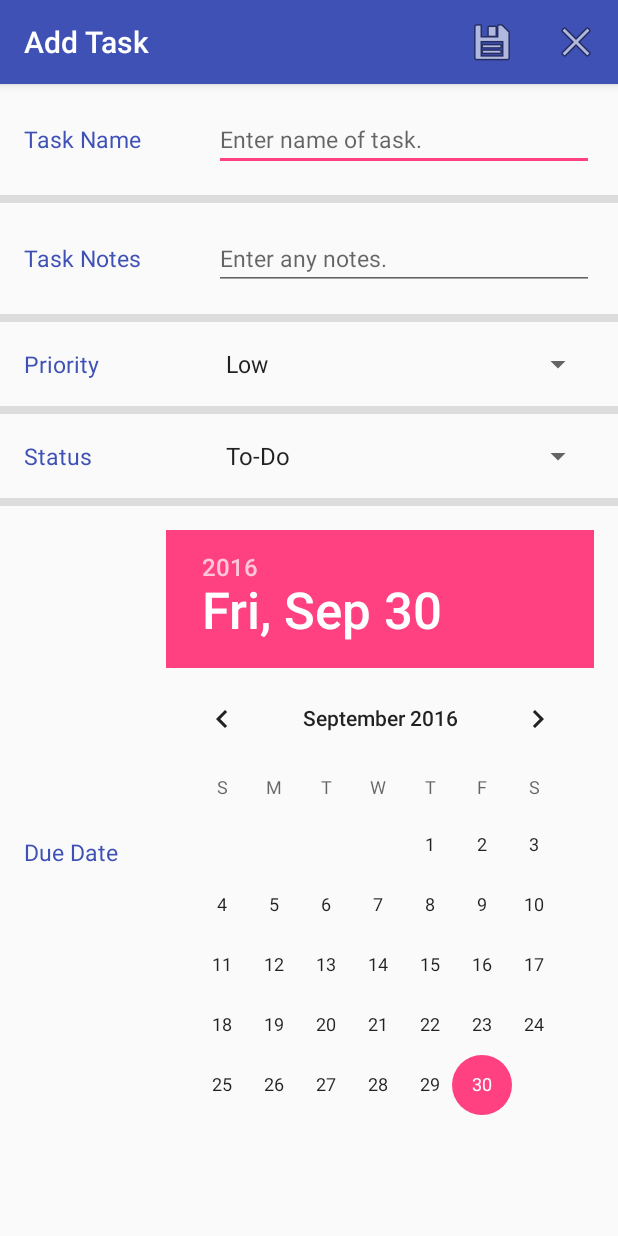
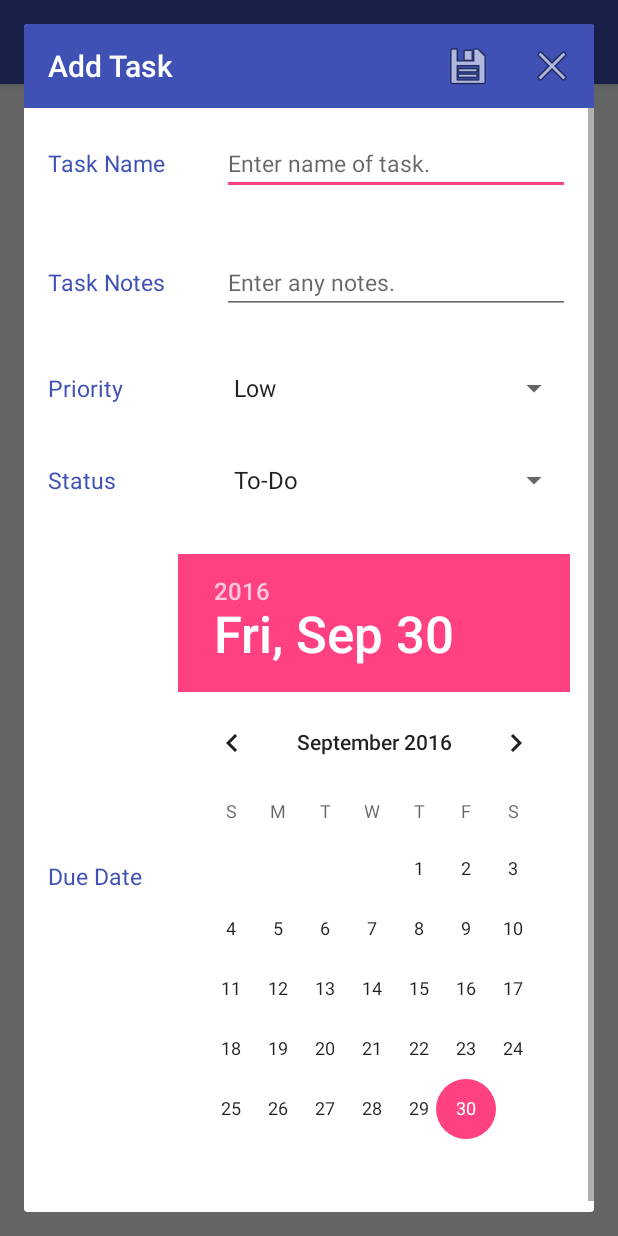
Before and after one commit to santhoshsachindran/Simple-ToDo, an Android app: the screen it shows after launch (EditActivity before the commit, MainActivity after it), after a tap on "Add Task", on a phone screen of 412 x 824 dp. Run offline under Robolectric (Android 15) with nearby library versions, the phone set to English and light mode, and no system bars.

Commit message:
Changed add new task to a DialogFragment.
Updated README and GIF to showcase new changes

```diff
--- a/app/build.gradle
+++ b/app/build.gradle
@@ -25,5 +25,6 @@ dependencies {
         exclude group: 'com.android.support', module: 'support-annotations'
     })
     compile 'com.android.support:appcompat-v7:24.2.1'
+    compile 'com.android.support:support-v4:24.2.1'
     testCompile 'junit:junit:4.12'
 }
--- a/app/src/main/AndroidManifest.xml
+++ b/app/src/main/AndroidManifest.xml
@@ -23,7 +23,7 @@
             android:exported="false" />
 
         <activity android:name=".DetailsActivity" />
-        <activity android:name=".EditActivity"></activity>
+        <activity android:name=".EditActivity" />
     </application>
 
 </manifest>
--- /dev/null
+++ b/app/src/main/java/com/santhosh/codepath/todo/AddItemFragment.java
@@ -0,0 +1,110 @@
+package com.santhosh.codepath.todo;
+
+import android.content.ContentValues;
+import android.os.Bundle;
+import android.support.annotation.Nullable;
+import android.support.v4.app.DialogFragment;
+import android.support.v7.widget.Toolbar;
+import android.view.LayoutInflater;
+import android.view.MenuItem;
+import android.view.View;
+import android.view.ViewGroup;
+import android.widget.DatePicker;
+import android.widget.EditText;
+import android.widget.Spinner;
+import android.widget.Toast;
+
+import com.santhosh.codepath.todo.data.ToDoContract;
+
+import static com.santhosh.codepath.todo.R.id.toolbar;
+
+public class AddItemFragment extends DialogFragment {
+    private EditText mTitle;
+    private DatePicker mDate;
+    private EditText mNotes;
+    private Spinner mPriority;
+    private Spinner mStatus;
+    private Toolbar mToolbar;
+
+    public static AddItemFragment newInstance(String title) {
+        AddItemFragment frag = new AddItemFragment();
+        Bundle args = new Bundle();
+        args.putString("title", title);
+        frag.setArguments(args);
+        return frag;
+    }
+
+    @Override
+    public View onCreateView(LayoutInflater inflater, ViewGroup container,
+                             Bundle savedInstanceState) {
+        // Inflate the layout for this fragment
+        return inflater.inflate(R.layout.activity_edit, container, false);
+    }
+
+    @Override
+    public void onViewCreated(View view, @Nullable Bundle savedInstanceState) {
+        super.onViewCreated(view, savedInstanceState);
+
+        mTitle = (EditText) view.findViewById(R.id.title_input);
+        mDate = (DatePicker) view.findViewById(R.id.date_input);
+        mNotes = (EditText) view.findViewById(R.id.notes_input);
+        mPriority = (Spinner) view.findViewById(R.id.pri_input);
+        mStatus = (Spinner) view.findViewById(R.id.status_input);
+        mToolbar = (Toolbar) view.findViewById(toolbar);
+
+        mToolbar.setVisibility(View.VISIBLE);
+        String title = getArguments().getString("title", "");
+        mToolbar.setTitle(title);
+
+        mToolbar.inflateMenu(R.menu.save_discard);
+        mToolbar.setOnMenuItemClickListener(new Toolbar.OnMenuItemClickListener() {
+            @Override
+            public boolean onMenuItemClick(MenuItem item) {
+                int id = item.getItemId();
+                switch (id) {
+                    case R.id.save_task:
+                        addItem();
+                        return true;
+                    case R.id.discard_task:
+                        dismiss();
+                        return true;
+                }
+
+                return false;
+            }
+        });
+    }
+
+    private void addItem() {
+        if (isTitleEmpty()) {
+            return;
+        }
+
+        String title = mTitle.getText().toString();
+        String date = String.valueOf(mDate.getDayOfMonth()) + "/" + String.valueOf(mDate.getMonth() + 1)
+                + "/" + String.valueOf(mDate.getYear());
+        String notes = mNotes.getText().toString();
+        String pri = (String) mPriority.getSelectedItem();
+        String status = (String) mStatus.getSelectedItem();
+
+        ContentValues contentValues = new ContentValues();
+
+        contentValues.put(ToDoContract.ListEntry.COLUMN_LIST_TITLE, title);
+        contentValues.put(ToDoContract.ListEntry.COLUMN_LIST_DATE, date);
+        contentValues.put(ToDoContract.ListEntry.COLUMN_LIST_NOTE, notes);
+        contentValues.put(ToDoContract.ListEntry.COLUMN_LIST_PRIORITY, pri);
+        contentValues.put(ToDoContract.ListEntry.COLUMN_LIST_STATUS, status);
+
+        getContext().getContentResolver().insert(ToDoContract.ListEntry.CONTENT_URI, contentValues);
+        dismiss();
+    }
+
+    private boolean isTitleEmpty() {
+        if (mTitle.getText().toString() == null || mTitle.getText().toString().isEmpty()) {
+            Toast.makeText(getContext(), getString(R.string.cannot_insert_with_null_title), Toast.LENGTH_SHORT).show();
+            return true;
+        }
+
+        return false;
+    }
+}
--- a/app/src/main/java/com/santhosh/codepath/todo/DetailsActivity.java
+++ b/app/src/main/java/com/santhosh/codepath/todo/DetailsActivity.java
@@ -82,7 +82,7 @@ public class DetailsActivity extends AppCompatActivity implements LoaderManager.
 
     private void deleteItem() {
         String selection = ToDoContract.ListEntry._ID + " =?";
-        String[] selectionArgs = new String[] {String.valueOf(ContentUris.parseId(mUri))};
+        String[] selectionArgs = new String[]{String.valueOf(ContentUris.parseId(mUri))};
         getContentResolver().delete(ToDoContract.ListEntry.CONTENT_URI, selection, selectionArgs);
     }
 
--- a/app/src/main/java/com/santhosh/codepath/todo/MainActivity.java
+++ b/app/src/main/java/com/santhosh/codepath/todo/MainActivity.java
@@ -7,7 +7,9 @@ import android.content.Loader;
 import android.database.Cursor;
 import android.net.Uri;
 import android.os.Bundle;
+import android.support.v4.app.FragmentManager;
 import android.support.v7.app.AppCompatActivity;
+import android.util.Log;
 import android.view.Menu;
 import android.view.MenuItem;
 import android.view.View;
@@ -55,12 +57,12 @@ public class MainActivity extends AppCompatActivity implements LoaderManager.Loa
         });
 
         getLoaderManager().initLoader(0, null, this);
-
     }
 
 
     @Override
     public Loader<Cursor> onCreateLoader(int id, Bundle args) {
+        Log.d("Test", "onCreateLoader");
         return new CursorLoader(this,
                 ToDoContract.ListEntry.CONTENT_URI, TODO_ITEM_COLUMNS, null, null, null);
     }
@@ -71,6 +73,7 @@ public class MainActivity extends AppCompatActivity implements LoaderManager.Loa
             mTodoAdapter.changeCursor(data);
             mEmptyView.setVisibility(View.GONE);
         } else {
+            mTodoAdapter.changeCursor(null);
             mEmptyView.setVisibility(View.VISIBLE);
             mEmptyView.setText(getString(R.string.no_items_add_new));
         }
@@ -88,17 +91,12 @@ public class MainActivity extends AppCompatActivity implements LoaderManager.Loa
     }
 
     @Override
-    protected void onResume() {
-        getLoaderManager().restartLoader(0, null, this);
-        super.onResume();
-    }
-
-    @Override
     public boolean onOptionsItemSelected(MenuItem item) {
         switch (item.getItemId()) {
             case R.id.add_task:
-                Intent intent = new Intent(this, EditActivity.class);
-                startActivity(intent);
+                FragmentManager fm = getSupportFragmentManager();
+                AddItemFragment addItemFragment = AddItemFragment.newInstance(getString(R.string.add_new_task));
+                addItemFragment.show(fm, "fragment_add_new");
                 return true;
         }
 
--- a/app/src/main/java/com/santhosh/codepath/todo/ToDoCursorAdapter.java
+++ b/app/src/main/java/com/santhosh/codepath/todo/ToDoCursorAdapter.java
@@ -31,7 +31,8 @@ public class ToDoCursorAdapter extends CursorAdapter {
         ViewHolder viewHolder = (ViewHolder) view.getTag();
 
         viewHolder.taskTitle.setText(cursor.getString(cursor.getColumnIndex(ToDoContract.ListEntry.COLUMN_LIST_TITLE)));
-        viewHolder.taskDate.setText(cursor.getString(cursor.getColumnIndex(ToDoContract.ListEntry.COLUMN_LIST_DATE)));
+        viewHolder.taskDate.setText(context.getString(R.string.due, cursor.getString(cursor.
+                getColumnIndex(ToDoContract.ListEntry.COLUMN_LIST_DATE))));
 
         String priority = cursor.getString(cursor.getColumnIndex(ToDoContract.ListEntry.COLUMN_LIST_PRIORITY));
         viewHolder.taskPriority.setText(priority);
--- a/app/src/main/res/layout/activity_edit.xml
+++ b/app/src/main/res/layout/activity_edit.xml
@@ -1,17 +1,30 @@
 <?xml version="1.0" encoding="utf-8"?>
+<LinearLayout xmlns:android="http://schemas.android.com/apk/res/android"
+    xmlns:tools="http://schemas.android.com/tools"
+    android:layout_width="match_parent"
+    android:layout_height="match_parent"
+    android:orientation="vertical"
+    tools:context="com.santhosh.codepath.todo.DetailsActivity">
+
+    <android.support.v7.widget.Toolbar
+        android:id="@+id/toolbar"
+        android:layout_width="match_parent"
+        android:layout_height="match_parent"
+        android:background="?attr/colorPrimary"
+        android:theme="@style/ThemeOverlay.AppCompat.Dark.ActionBar"
+        android:visibility="gone" />
+
     <ScrollView xmlns:android="http://schemas.android.com/apk/res/android"
         xmlns:tools="http://schemas.android.com/tools"
+        android:id="@+id/activity_details"
         android:layout_width="match_parent"
         android:layout_height="match_parent"
         tools:context="com.santhosh.codepath.todo.DetailsActivity">
 
-    <LinearLayout xmlns:android="http://schemas.android.com/apk/res/android"
-        xmlns:tools="http://schemas.android.com/tools"
-        android:id="@+id/activity_details"
+        <LinearLayout
             android:layout_width="match_parent"
             android:layout_height="wrap_content"
-        android:orientation="vertical"
-        tools:context="com.santhosh.codepath.todo.DetailsActivity">
+            android:orientation="vertical">
 
             <LinearLayout style="@style/ViewStyle">
 
@@ -67,7 +80,7 @@
                     android:layout_width="0dp"
                     android:layout_height="wrap_content"
                     android:layout_weight="2"
-                android:entries="@array/priorites" />
+                    android:entries="@array/priorities" />
             </LinearLayout>
 
             <View style="@style/Divider" />
@@ -108,6 +121,6 @@
                     android:layout_weight="3"
                     android:calendarViewShown="false" />
             </LinearLayout>
-
         </LinearLayout>
     </ScrollView>
+</LinearLayout>
--- a/app/src/main/res/layout/activity_main.xml
+++ b/app/src/main/res/layout/activity_main.xml
@@ -14,7 +14,7 @@
         android:id="@+id/todo_list"
         android:layout_width="match_parent"
         android:layout_height="wrap_content"
-        android:dividerHeight="3dp" />
+        android:dividerHeight="2dp" />
 
     <TextView
         android:id="@+id/empty_view"
--- a/app/src/main/res/layout/single_todo_item.xml
+++ b/app/src/main/res/layout/single_todo_item.xml
@@ -7,7 +7,7 @@
     android:padding="@dimen/activity_vertical_margin">
 
     <LinearLayout
-        android:layout_width="wrap_content"
+        android:layout_width="0dp"
         android:layout_height="match_parent"
         android:layout_weight="1"
         android:orientation="vertical">
--- a/app/src/main/res/menu/edit_delete.xml
+++ b/app/src/main/res/menu/edit_delete.xml
@@ -7,13 +7,13 @@
         android:icon="@android:drawable/ic_menu_edit"
         android:orderInCategory="0"
         android:title="@string/add_task"
-        app:showAsAction="always" />
+        app:showAsAction="ifRoom" />
 
     <item
         android:id="@+id/delete_task"
         android:icon="@android:drawable/ic_menu_delete"
         android:orderInCategory="0"
         android:title="@string/add_task"
-        app:showAsAction="always" />
+        app:showAsAction="ifRoom" />
 
 </menu>
--- a/app/src/main/res/menu/save_discard.xml
+++ b/app/src/main/res/menu/save_discard.xml
@@ -6,12 +6,12 @@
         android:icon="@android:drawable/ic_menu_save"
         android:orderInCategory="0"
         android:title="@string/add_task"
-        app:showAsAction="always" />
+        app:showAsAction="ifRoom" />
 
     <item
         android:id="@+id/discard_task"
         android:icon="@android:drawable/ic_menu_close_clear_cancel"
         android:orderInCategory="0"
         android:title="@string/add_task"
-        app:showAsAction="always" />
+        app:showAsAction="ifRoom" />
 </menu>
--- a/app/src/main/res/values/arrays.xml
+++ b/app/src/main/res/values/arrays.xml
@@ -1,6 +1,6 @@
 <?xml version="1.0" encoding="utf-8"?>
 <resources>
-    <string-array name="priorites">
+    <string-array name="priorities">
         <item>@string/low</item>
         <item>@string/medium</item>
         <item>@string/high</item>
--- a/app/src/main/res/values/dimens.xml
+++ b/app/src/main/res/values/dimens.xml
@@ -4,7 +4,4 @@
     <dimen name="activity_vertical_margin">16dp</dimen>
     <dimen name="size_15sp">15sp</dimen>
     <dimen name="size_10sp">10sp</dimen>
-    <dimen name="size_30sp">30sp</dimen>
-    <dimen name="size_25sp">25sp</dimen>
-    <dimen name="size_20sp">20sp</dimen>
 </resources>
```
Also changed, not shown: app/src/main/java/com/santhosh/codepath/todo/EditActivity.java (+14 -41 lines), app/src/main/java/com/santhosh/codepath/todo/TodoItem.java (deleted, +0 -84 lines), app/src/main/java/com/santhosh/codepath/todo/data/ToDoProvider.java (+5 -5 lines), 2 other files. Lines whose indentation alone changed are shown as unchanged.
